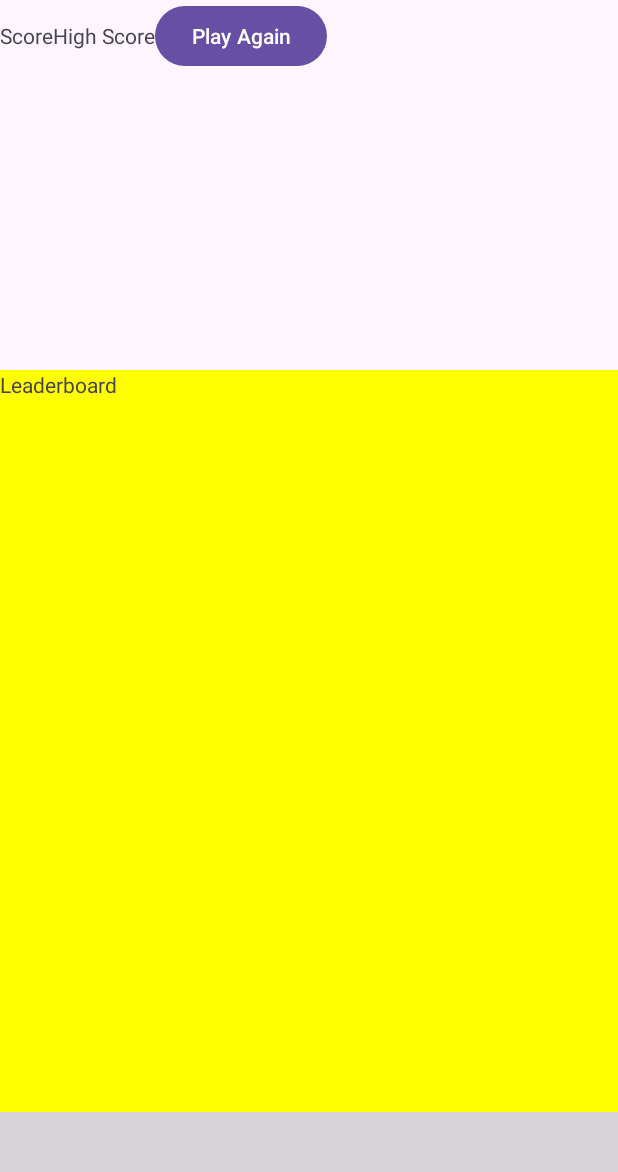
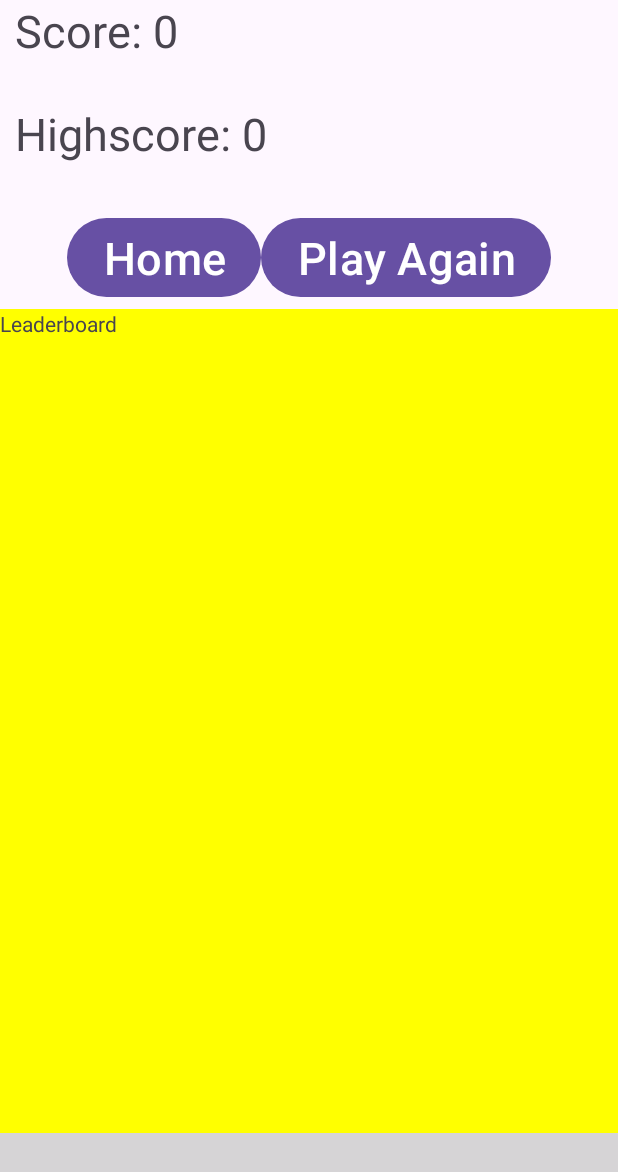
Before and after one commit to RodzAmor/TerpJump, an Android app: the screen it shows after launch (EndActivity), after a tap on "Start", on a phone screen of 412 x 824 dp. Shown: the top 1172 px of the screen. Run offline under Robolectric (Android 15) with nearby library versions, the phone set to English and light mode, and no system bars; our stand-ins replace AdMob; 5 statements that could not run were skipped.

Commit message:
Implement scores on MainActivity and EndActivity; add progress bar on GameActivity,

```diff
--- a/app/src/main/java/com/example/terpjump/EndActivity.kt
+++ b/app/src/main/java/com/example/terpjump/EndActivity.kt
@@ -1,10 +1,13 @@
 package com.example.terpjump
 
+import android.content.Context
 import android.content.Intent
-import android.content.pm.ActivityInfo
+import android.content.SharedPreferences
 import android.os.Bundle
+import android.util.Log
 import android.widget.Button
 import android.widget.LinearLayout
+import android.widget.TextView
 import androidx.appcompat.app.AppCompatActivity
 import com.google.android.gms.ads.AdRequest
 import com.google.android.gms.ads.AdSize
@@ -14,23 +17,50 @@ import com.google.android.gms.ads.AdView
 class EndActivity : AppCompatActivity() {
     private lateinit var playAgainButton : Button
     private lateinit var adView : AdView
+    private lateinit var scoreTV : TextView
+    private lateinit var highscoreTV : TextView
+    private lateinit var homeButton : Button
 
     override fun onCreate(savedInstanceState: Bundle?) {
         super.onCreate(savedInstanceState)
         setContentView(R.layout.activity_end)
 
+        scoreTV = findViewById(R.id.score)
+        highscoreTV = findViewById(R.id.high_score)
         playAgainButton = findViewById(R.id.play_again)
+        homeButton = findViewById(R.id.home)
+
         playAgainButton.setOnClickListener{ playAgain() }
+        homeButton.setOnClickListener{ home() }
 
         setupAd()
+        updateScores()
+
+        var pref : SharedPreferences = getSharedPreferences("game_preferences", Context.MODE_PRIVATE)
+        var editor : SharedPreferences.Editor = pref.edit()
+        val highScore = pref.getInt(Game.HIGH_SCORE, 0)
 
         // Prevents the screen rotation during accelerometer testing
 //        this.setRequestedOrientation(ActivityInfo.SCREEN_ORIENTATION_PORTRAIT)
     }
 
+    fun updateScores() {
+        val score : Int = getIntent().getIntExtra("SCORE", 0)
+        val highscore : Int = getIntent().getIntExtra("HIGH_SCORE", 0)
+        scoreTV.text = "Score: " + score.toString()
+        highscoreTV.text = "Highscore: " + highscore.toString()
+    }
+
     // Starts the game again (starts activity_game view)
     fun playAgain() {
         val intent : Intent = Intent(this, GameActivity::class.java)
+        startActivity(intent)
+        finish()
+    }
+
+    // Go back to the home screen
+    fun home() {
+        val intent : Intent = Intent(this, MainActivity::class.java)
         startActivity(intent)
         finish()
     }
--- a/app/src/main/java/com/example/terpjump/Game.kt
+++ b/app/src/main/java/com/example/terpjump/Game.kt
@@ -24,10 +24,10 @@ class Game(context: Context, highScore: Int) {
         screenHeight = metrics.heightPixels
         val platformSpacing = 200f
         var lastPlatformY = screenHeight.toFloat()
-        // initialize 15 random platforms
+        // initialize 12 random platforms
         platforms = ArrayList()
 
-        for(i in 0..15) {
+        for(i in 0..12) {
             val p = Platform()
             if(i == 0) { // platform that the player will spawn on
                 p.setX(450f)
@@ -153,9 +153,10 @@ class Game(context: Context, highScore: Int) {
     }
 
     fun updatePreferences(context: Context) {
-        var pref : SharedPreferences = context.getSharedPreferences(context.packageName + "_preferences", Context.MODE_PRIVATE)
+        var pref : SharedPreferences = context.getSharedPreferences("game_preferences", Context.MODE_PRIVATE)
         var editor : SharedPreferences.Editor = pref.edit()
         editor.putInt(HIGH_SCORE, highScore)
+        editor.apply()
         editor.commit()
     }
 
--- a/app/src/main/java/com/example/terpjump/GameActivity.kt
+++ b/app/src/main/java/com/example/terpjump/GameActivity.kt
@@ -9,15 +9,20 @@ import androidx.appcompat.app.AppCompatActivity
 import java.util.Timer
 import android.content.SharedPreferences
 import android.content.pm.ActivityInfo
+import android.graphics.Color
 import android.hardware.Sensor
 import android.hardware.SensorEvent
 import android.hardware.SensorEventListener
 import android.hardware.SensorManager
+import android.widget.ProgressBar
+import android.widget.RelativeLayout
+import androidx.core.content.ContextCompat
 import androidx.core.graphics.rotationMatrix
 
 // GameActivity handles the game screen
 class GameActivity : AppCompatActivity(), SensorEventListener {
     private lateinit var gameView : GameView
+    private lateinit var progressBar : ProgressBar
     private lateinit var game : Game
     private lateinit var timer : Timer
     private lateinit var sensorManager : SensorManager
@@ -52,6 +57,8 @@ class GameActivity : AppCompatActivity(), SensorEventListener {
     // Ends the game (starts activity_end view)
     fun gameOver() {
         var intent : Intent = Intent(this, EndActivity::class.java)
+        intent.putExtra("SCORE", game.getScore())
+        intent.putExtra("HIGH_SCORE", game.getHighScore())
         this.startActivity(intent)
 
         finish()
@@ -64,13 +71,29 @@ class GameActivity : AppCompatActivity(), SensorEventListener {
         val rectangle : Rect = Rect(0, 0, 0, 0)
         window.decorView.getWindowVisibleDisplayFrame(rectangle)
 
+        val rootLayout = RelativeLayout(this)
+
         gameView = GameView(this, width, height - rectangle.top)
         game = gameView.getGame()
-        setContentView(gameView)
+        rootLayout.addView(gameView)
+
+        // Add ProgressBar
+        progressBar = ProgressBar(this, null, android.R.attr.progressBarStyleHorizontal)
+        progressBar.max = game.getHighScore()
+        progressBar.progress = game.getScore()
+        val layoutParams = RelativeLayout.LayoutParams(
+            RelativeLayout.LayoutParams.MATCH_PARENT, // width
+            50 // y
+        )
+        progressBar.layoutParams = layoutParams
+        rootLayout.addView(progressBar)
+
+        setContentView(rootLayout)
     }
 
     fun updateView() {
         gameView.postInvalidate()
+        progressBar.progress = game.getScore()
     }
 
     fun updateModel() {
@@ -89,7 +112,7 @@ class GameActivity : AppCompatActivity(), SensorEventListener {
             sensorManager.registerListener(this, it, SensorManager.SENSOR_DELAY_GAME)
         }
 
-        var timer : Timer = Timer()
+        timer = Timer()
         var task : GameTimerTask = GameTimerTask(this)
         timer.schedule(task, 0L, GameView.DELTA_TIME.toLong())
     }
--- a/app/src/main/java/com/example/terpjump/GameView.kt
+++ b/app/src/main/java/com/example/terpjump/GameView.kt
@@ -33,7 +33,7 @@ class GameView : View {
         this.height = height
 
         // set local persistent data for high score
-        var pref : SharedPreferences = context.getSharedPreferences(context.packageName + "_preferences", Context.MODE_PRIVATE)
+        var pref : SharedPreferences = context.getSharedPreferences("game_preferences", Context.MODE_PRIVATE)
         var highScore = pref.getInt(Game.HIGH_SCORE, 0)
         doodlerChoice = pref.getString(MainActivity.DOODLER_PREFERENCE, "terrapin").toString()
         Log.d("MainActivity", doodlerChoice)
--- a/app/src/main/java/com/example/terpjump/MainActivity.kt
+++ b/app/src/main/java/com/example/terpjump/MainActivity.kt
@@ -32,9 +32,9 @@ class MainActivity : AppCompatActivity() {
         startButton = findViewById(R.id.start_button)
         startButton.setOnClickListener{ startGame() }
 
-        val pref = getSharedPreferences("game_preferences", Context.MODE_PRIVATE)
+        var pref : SharedPreferences = getSharedPreferences("game_preferences", Context.MODE_PRIVATE)
         var editor : SharedPreferences.Editor = pref.edit()
-        val highScore = pref.getInt(HIGH_SCORE, 0)
+        val highScore = pref.getInt(Game.HIGH_SCORE, 0)
 
         highScoreTV.text = highScore.toString()
         val selectedDoodler = pref.getString(DOODLER_PREFERENCE, "terrapin")
@@ -48,7 +48,7 @@ class MainActivity : AppCompatActivity() {
         doodlerChoices.setOnCheckedChangeListener { _, checkedId ->
             val selection = when (checkedId) {
                 R.id.terrapin_doodler_radio -> "terrapin"
-                else -> "original"
+                else -> "doodler"
             }
 
             editor.putString(DOODLER_PREFERENCE, selection)
@@ -61,10 +61,10 @@ class MainActivity : AppCompatActivity() {
     fun startGame() {
         var intent : Intent = Intent(this, GameActivity::class.java)
         this.startActivity(intent)
+        this.finish()
     }
 
     companion object {
-        const val HIGH_SCORE = "high_score"
         const val DOODLER_PREFERENCE = "doodler_selection"
     }
 
--- a/app/src/main/res/layout/activity_end.xml
+++ b/app/src/main/res/layout/activity_end.xml
@@ -10,29 +10,55 @@
     <LinearLayout
         android:layout_width="match_parent"
         android:layout_height="0dp"
-        android:layout_weight="3">
+        android:layout_weight="1">
         <TextView
             android:layout_width="wrap_content"
             android:layout_height="wrap_content"
             android:text="@string/score"
             android:id="@+id/score"
-            android:gravity="center"
+            android:textSize="30dp"
+            android:paddingLeft="10dp"
             />
+    </LinearLayout>
+
+    <LinearLayout
+        android:layout_width="match_parent"
+        android:layout_height="0dp"
+        android:layout_weight="1">
         <TextView
             android:layout_width="wrap_content"
             android:layout_height="wrap_content"
             android:text="@string/high_score"
             android:id="@+id/high_score"
+            android:textSize="30dp"
 
             android:layout_below="@+id/score"
             android:layout_centerHorizontal="true"
+            android:paddingLeft="10dp"
             />
+    </LinearLayout>
 
+    <LinearLayout
+        android:layout_width="match_parent"
+        android:layout_height="0dp"
+        android:layout_weight="1"
+        android:gravity="center">
+        <Button
+            android:layout_width="wrap_content"
+            android:layout_height="wrap_content"
+            android:text="Home"
+            android:id="@+id/home"
+            android:textSize="30dp"
+
+            android:layout_below="@+id/high_score"
+            android:layout_centerHorizontal="true"
+            />
         <Button
             android:layout_width="wrap_content"
             android:layout_height="wrap_content"
             android:text="@string/play_again"
             android:id="@+id/play_again"
+            android:textSize="30dp"
 
             android:layout_below="@+id/high_score"
             android:layout_centerHorizontal="true"
@@ -42,7 +68,7 @@
     <LinearLayout
         android:layout_width="match_parent"
         android:layout_height="0dp"
-        android:layout_weight="6"
+        android:layout_weight="8"
         android:background="#FF0">
         <TextView
             android:layout_width="wrap_content"
@@ -54,6 +80,7 @@
             />
     </LinearLayout>
 
+
     <LinearLayout
         android:layout_width="match_parent"
         android:layout_height="0dp"
```
